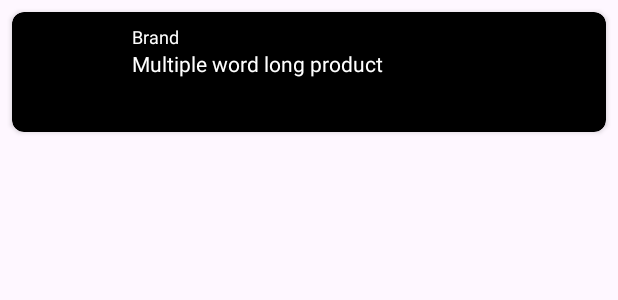
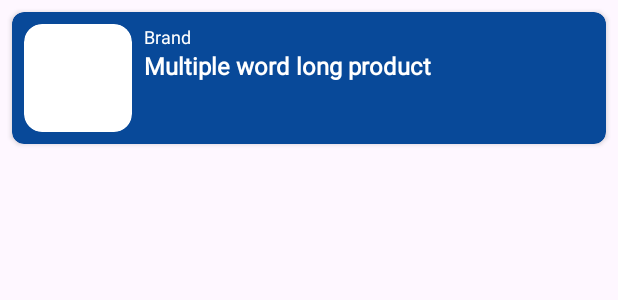
Before and after one commit to VicAlexSim/AmazonWhat, an Android app: the layout item_option.xml on its own in the app's theme, with its tools: preview values and no code run, on a phone screen of 412 x 824 dp. Shown: the top 300 px of the screen. Run offline under Robolectric (Android 15) with nearby library versions, the phone set to English and light mode, and no system bars.

Commit message:
Add consistent Styling

```diff
--- a/app/src/main/res/layout/item_option.xml
+++ b/app/src/main/res/layout/item_option.xml
@@ -4,42 +4,54 @@
     android:layout_width="match_parent"
     android:layout_height="wrap_content"
     android:layout_margin="8dp"
-    card_view:cardCornerRadius="8dp"
-    card_view:cardBackgroundColor="@android:color/black">
+    card_view:cardBackgroundColor="@color/kroger_blue"
+    card_view:cardCornerRadius="8dp">
 
     <LinearLayout
+        android:layout_width="match_parent"
+        android:layout_height="wrap_content"
         android:orientation="horizontal"
-        android:padding="8dp"
-        android:layout_width="match_parent"
-        android:layout_height="wrap_content">
+        android:padding="8dp">
 
-        <ImageView
-            android:id="@+id/ivOptionImage"
-            android:layout_width="64dp"
-            android:layout_height="64dp"/>
+        <androidx.cardview.widget.CardView
+            android:layout_width="72dp"
+            android:layout_height="72dp"
+            card_view:cardCornerRadius="12dp"
+            card_view:cardElevation="0dp"
+            card_view:strokeWidth="0dp">
+
+            <ImageView
+                android:id="@+id/ivOptionImage"
+                android:layout_width="match_parent"
+                android:layout_height="match_parent"
+                android:scaleType="centerCrop"
+                android:contentDescription="Product image" />
+
+        </androidx.cardview.widget.CardView>
 
         <LinearLayout
-            android:orientation="vertical"
+            android:layout_width="0dp"
+            android:layout_height="wrap_content"
             android:layout_marginStart="8dp"
-            android:layout_width="0dp"
             android:layout_weight="1"
-            android:layout_height="wrap_content">
+            android:orientation="vertical">
 
             <TextView
                 android:id="@+id/tvOptionBrand"
+                style="@style/TextBrand"
                 android:layout_width="wrap_content"
                 android:layout_height="wrap_content"
+                android:fontFamily="sans-serif"
                 android:text="Brand"
-                android:textColor="@android:color/white"
-                android:textSize="12sp"/>
+                android:textColor="@android:color/white" />
 
             <TextView
                 android:id="@+id/tvOptionName"
+                style="@style/TextProductName"
                 android:layout_width="wrap_content"
                 android:layout_height="wrap_content"
                 android:text="Multiple word long product"
-                android:textColor="@android:color/white"
-                android:textSize="14sp"/>
+                android:textColor="@android:color/white" />
 
         </LinearLayout>
 
--- a/app/src/main/res/values/colors.xml
+++ b/app/src/main/res/values/colors.xml
@@ -2,4 +2,5 @@
 <resources>
     <color name="black">#FF000000</color>
     <color name="white">#FFFFFFFF</color>
+    <color name="kroger_blue">#084999</color>
 </resources>
```
Also changed, not shown: app/src/main/res/layout/activity_main.xml (+22 -19 lines), app/src/main/res/layout/menu.xml (+10 -11 lines), app/src/main/res/values/themes.xml (+43 -0 lines), app/src/main/res/font/montserrat.ttf (added), app/src/main/res/font/roboto.ttf (added).
